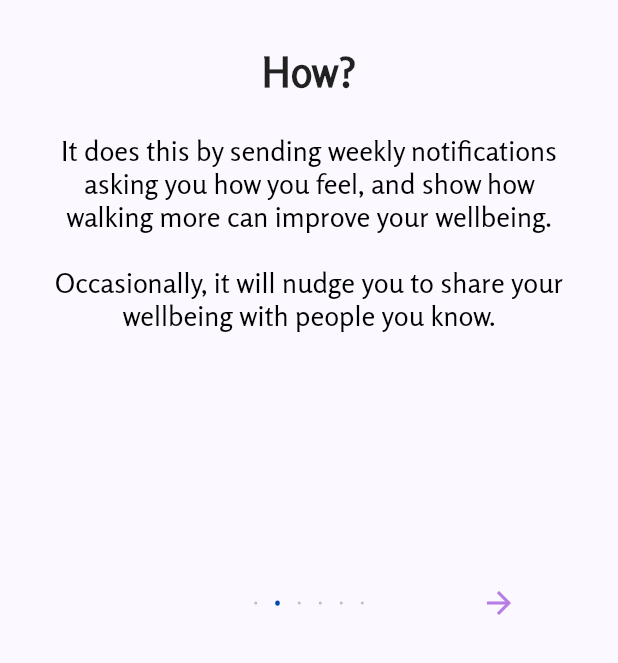
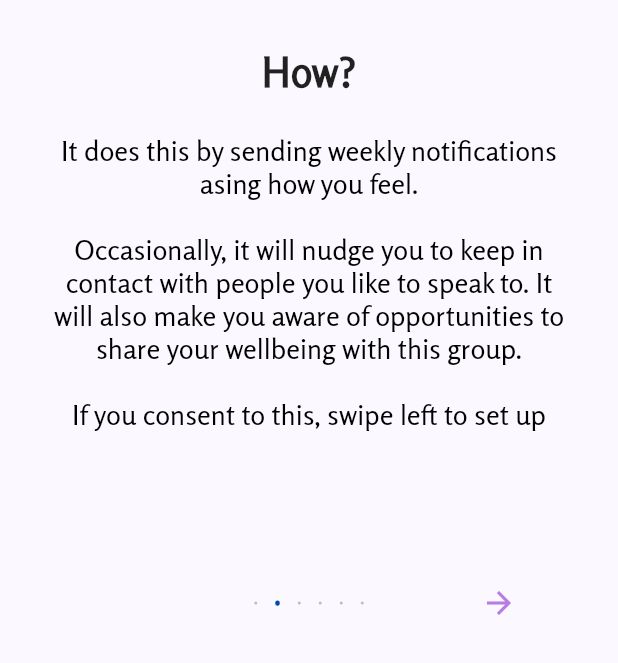
Before and after one commit to UCLComputerScience/COMP0016_2020_21_Team26, a Flutter app: the IntroScreen screen opened directly, swiped to page 2, on a phone screen of 412 x 824 dp, the part 573-1236 px from its top. Run offline on Flutter 3.47's test engine with Material 2 defaults, Android fonts, the phone set to English and light mode, and no system bars; drawn by our look-alikes of introduction_screen; our stand-ins replace charts_flutter, clock, flutter_local_notifications, liquid_pull_to_refresh, pdf, pedometer and 8 more; missing offline and left inert: cron, encrypt, highlighter_coachmark, pointycastle, qr_code_scanner, workmanager; accounts and stored records are empty; statements that could not run were skipped.

Commit message:
intro language fixes

```diff
--- a/lib/pages/intro_screen.dart
+++ b/lib/pages/intro_screen.dart
@@ -319,9 +319,8 @@ class _IntroScreenWidgetsState extends State<IntroScreenWidgets> {
               title: "Welcome",
               image: Image.asset("lib/images/IntroLogo.png", height: 250.0),
               bodyWidget: Text(
-                  "Someone from the NHS will have recommended this app to you. \n\n " +
-                      "This app has been designed to encourage you to take care of yourself. \n \n" +
-                      "Swipe left to learn more",
+                  "It is recognised that people often forget to look after themselves. \n\n " +
+                      "This app has been designed to encourage you to do this. \n \n",
                   style: introTextStyle,
                   textAlign: TextAlign.center),
               decoration: pageDecoration),
@@ -329,8 +328,10 @@ class _IntroScreenWidgetsState extends State<IntroScreenWidgets> {
               title: "How?",
               image: Image.asset("lib/images/IntroLogo.png", height: 250.0),
               bodyWidget: Text(
-                  "It does this by sending weekly notifications asking you how you feel, and show how walking more can improve your wellbeing. \n\n" +
-                      "Occasionally, it will nudge you to share your wellbeing with people you know. \n \n ",
+                  "It does this by sending weekly notifications asing how you feel. \n \n" +
+                      "Occasionally, it will nudge you to keep in contact with people you like to speak to. " +
+                      "It will also make you aware of opportunities to share your wellbeing with this group.  \n\n" +
+                      "If you consent to this, swipe left to set up",
                   style: introTextStyle,
                   textAlign: TextAlign.center),
               decoration: pageDecoration),
@@ -349,6 +350,9 @@ class _IntroScreenWidgetsState extends State<IntroScreenWidgets> {
                     Text(
                         "\n Over the past 7 days, rate how well you have felt out of 10. ",
                         style: introTextStyle,
+                        textAlign: TextAlign.center),
+                    Text("Confused? Find additional instructions below.",
+                        style: Theme.of(context).textTheme.caption,
                         textAlign: TextAlign.center),
                     Container(
                         child: Slider(
@@ -399,7 +403,7 @@ class _IntroScreenWidgetsState extends State<IntroScreenWidgets> {
                         textAlign: TextAlign.center),
                     Text(
                         "This is not necessary to use the app. " +
-                            "The only difference is that you will not be asked to publish your data.",
+                            "The only difference is that your data will not be sent automatically on a weekly basis.",
                         style: introTextStyle,
                         textAlign: TextAlign.center),
                   ]),
```
